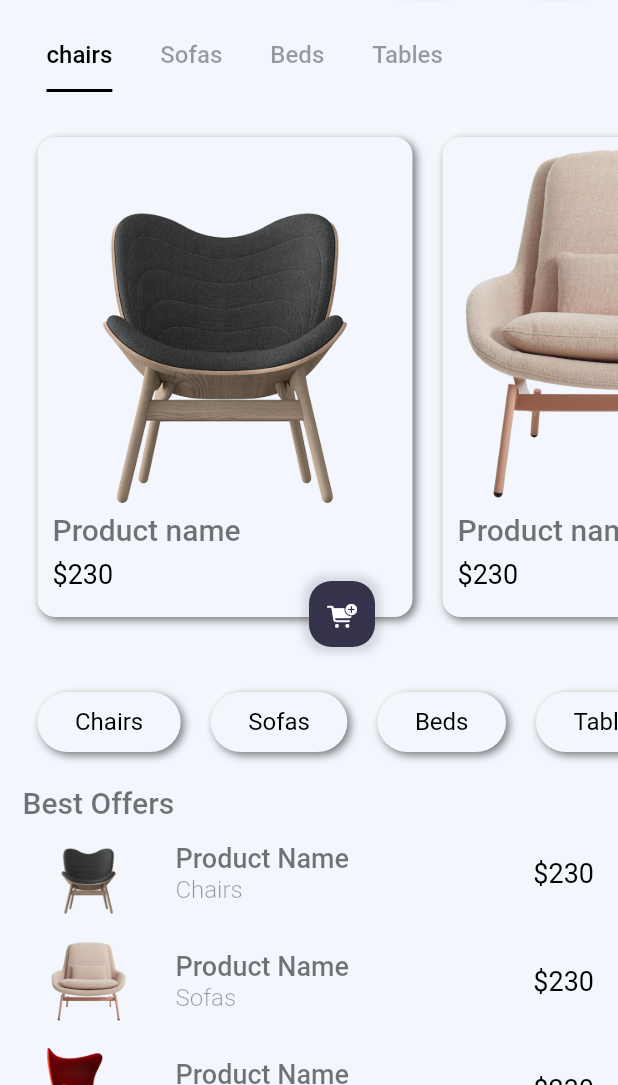
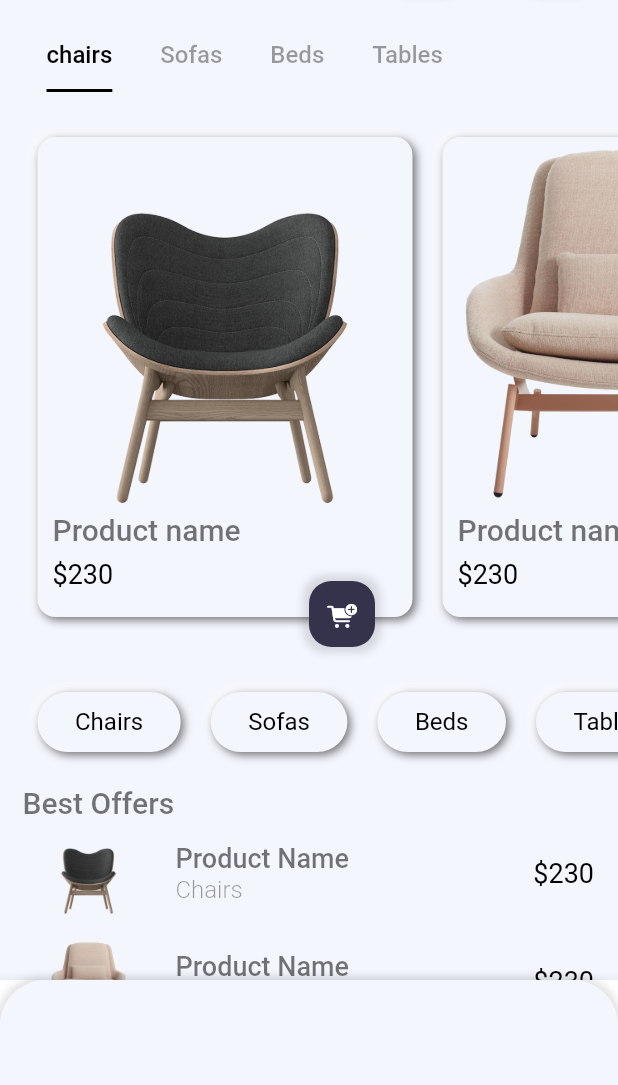
Before and after one commit to aakashsahh/E-commerce, a Flutter app: the screen it shows after launch, on a phone screen of 412 x 824 dp, the part 151-1236 px from its top. Run offline on Flutter 3.47's test engine with Material 2 defaults, Android fonts, the phone set to English and light mode, and no system bars; drawn by our look-alikes of flutter_neumorphic; our stand-ins replace firebase_core; accounts and stored records are empty.

Commit message:
navigation bar

```diff
--- a/lib/screens/Homepage.dart
+++ b/lib/screens/Homepage.dart
@@ -18,16 +18,40 @@ class Homepage extends StatelessWidget {
 
   @override
   Widget build(BuildContext context) {
-    return DefaultTabController(
+    return Scaffold(
+      bottomNavigationBar: BottomAppBar(
+        color: Colors.white,
+        child: Container(
+          decoration: const BoxDecoration(
+              color: Color(0xFFF3F6FD),
+              borderRadius: BorderRadius.only(
+                topLeft: Radius.circular(30),
+                topRight: Radius.circular(30),
+              ),
+              boxShadow: [
+                BoxShadow(
+                  color: Colors.black12,
+                  blurRadius: 4,
+                  spreadRadius: 2,
+                ),
+              ]),
+          height: 70,
+          child: Row(children: []),
+        ),
+      ),
+      body: DefaultTabController(
         length: 4,
         child: Material(
           color: const Color(0xFFF3F6FD),
           child: SingleChildScrollView(
             child: Padding(
               padding: const EdgeInsets.only(top: 50, left: 15),
-            child:
-                Column(crossAxisAlignment: CrossAxisAlignment.start, children: [
-              Row(mainAxisAlignment: MainAxisAlignment.spaceBetween, children: [
+              child: Column(
+                  crossAxisAlignment: CrossAxisAlignment.start,
+                  children: [
+                    Row(
+                        mainAxisAlignment: MainAxisAlignment.spaceBetween,
+                        children: [
                           const Text(
                             "Hamro Furniture",
                             style: TextStyle(
@@ -138,8 +162,8 @@ class Homepage extends StatelessWidget {
                             },
                             child: Neumorphic(
                               margin: EdgeInsets.all(10),
-                        padding:
-                            EdgeInsets.symmetric(vertical: 10, horizontal: 25),
+                              padding: EdgeInsets.symmetric(
+                                  vertical: 10, horizontal: 25),
                               style: NeumorphicStyle(
                                 shape: NeumorphicShape.flat,
                                 boxShape: NeumorphicBoxShape.roundRect(
@@ -177,8 +201,8 @@ class Homepage extends StatelessWidget {
                       itemBuilder: (context, index) {
                         return ListTile(
                           minLeadingWidth: 70,
-                    leading:
-                        Image.asset("assets/images/Product ${index + 1}.png"),
+                          leading: Image.asset(
+                              "assets/images/Product ${index + 1}.png"),
                           title: Text(
                             "Product Name",
                             style: TextStyle(
@@ -209,6 +233,7 @@ class Homepage extends StatelessWidget {
             ),
           ),
         ),
+      ),
     );
   }
 }
```
Lines whose indentation alone changed are shown as unchanged.
